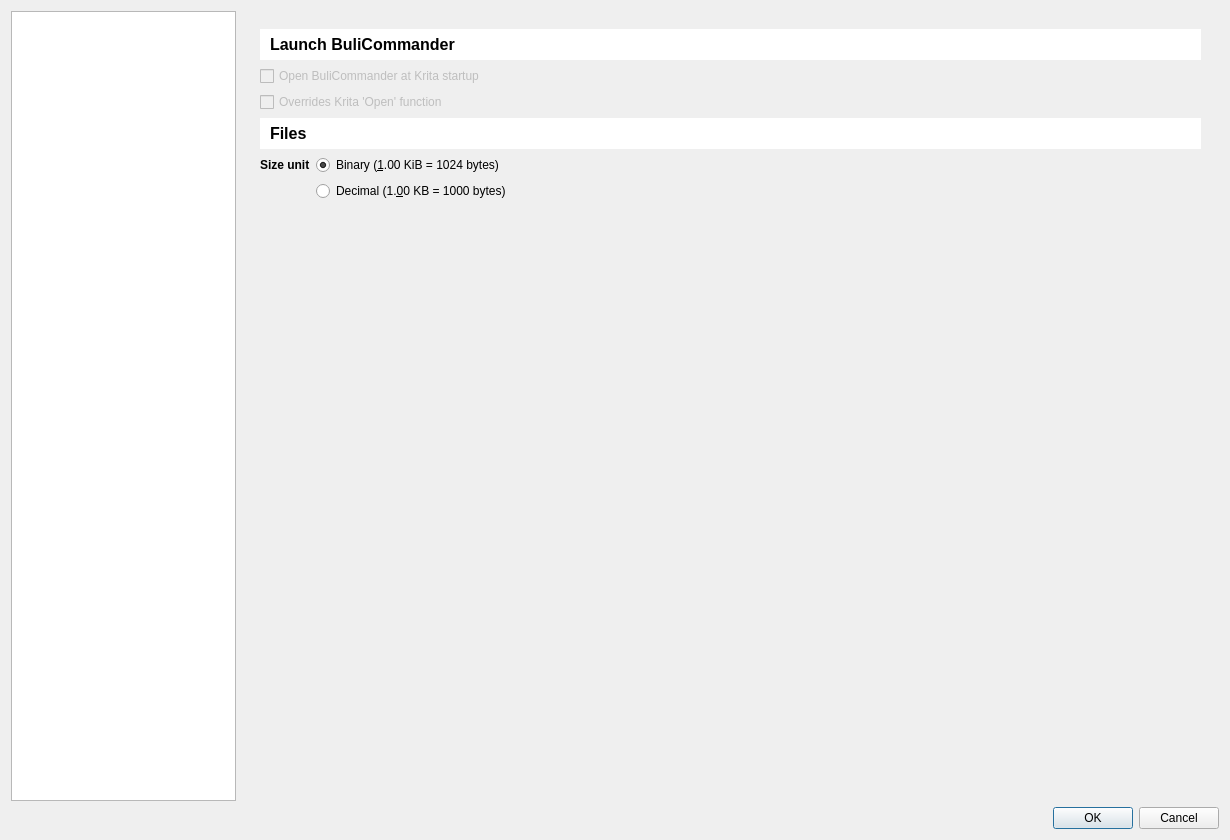
Qt form bulicommander/bulicommander/bc/resources/bcsettings.ui (Grum999/BuliCommander) before a commit.
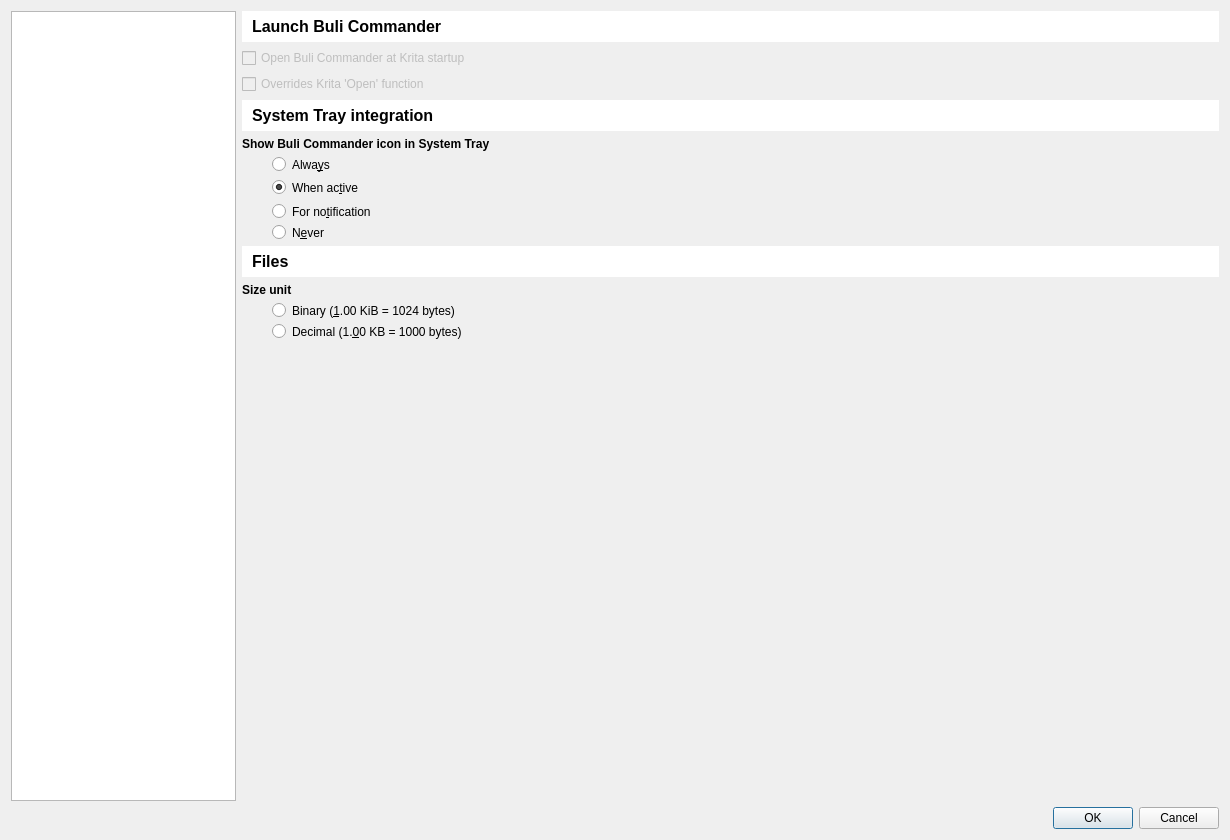
The same form after that commit. The open tabs and pages were chosen to show the change. Icons and pictures are not drawn. Custom widgets are drawn as their Qt base class.

Commit message:
Improve notification system
. Replace BCNotifier by BCSysTray as notifier is more related to systray
. Work with an instancied object instead of static methods
. Add SysTray configuration to BC settings
  Also reorganise some code in settings ui code
. Improve uiController initialisation & starting state

Diff of the .ui file:
```diff
--- a/bulicommander/bulicommander/bc/resources/bcsettings.ui
+++ b/bulicommander/bulicommander/bc/resources/bcsettings.ui
@@ -84,6 +84,18 @@
        </property>
        <widget class="QWidget" name="pageCatGeneral">
         <layout class="QVBoxLayout" name="verticalLayout">
+         <property name="leftMargin">
+          <number>0</number>
+         </property>
+         <property name="topMargin">
+          <number>0</number>
+         </property>
+         <property name="rightMargin">
+          <number>0</number>
+         </property>
+         <property name="bottomMargin">
+          <number>0</number>
+         </property>
          <item>
           <widget class="QScrollArea" name="scrollArea_2">
            <property name="frameShape">
@@ -100,28 +112,24 @@
              <rect>
               <x>0</x>
               <y>0</y>
-              <width>413</width>
-              <height>242</height>
+              <width>985</width>
+              <height>787</height>
              </rect>
             </property>
-            <layout class="QFormLayout" name="formLayout_2">
-             <item row="2" column="0" colspan="2">
-              <widget class="QCheckBox" name="cbCGLaunchOpenBC">
-               <property name="enabled">
-                <bool>false</bool>
-               </property>
-               <property name="toolTip">
-                <string>If checked, open automatically Buli Commander interface when Krita is started</string>
-               </property>
-               <property name="statusTip">
-                <string>If checked, open automatically Buli Commander interface when Krita is started</string>
-               </property>
-               <property name="text">
-                <string>Open BuliCommander at Krita startup</string>
-               </property>
-              </widget>
-             </item>
-             <item row="4" column="0" colspan="2">
+            <layout class="QGridLayout" name="gridLayout">
+             <property name="leftMargin">
+              <number>0</number>
+             </property>
+             <property name="topMargin">
+              <number>0</number>
+             </property>
+             <property name="rightMargin">
+              <number>0</number>
+             </property>
+             <property name="bottomMargin">
+              <number>0</number>
+             </property>
+             <item row="9" column="0" colspan="3">
               <widget class="QLabel" name="label_7">
                <property name="font">
                 <font>
@@ -136,9 +144,31 @@
                <property name="text">
                 <string>Files</string>
                </property>
+               <property name="margin">
+                <number>4</number>
+               </property>
               </widget>
              </item>
-             <item row="5" column="0">
+             <item row="6" column="0">
+              <widget class="QRadioButton" name="rbCGSysTrayWhenActive">
+               <property name="toolTip">
+                <string>&lt;html&gt;&lt;head/&gt;&lt;body&gt;&lt;p&gt;Display &lt;span style=&quot; font-style:italic;&quot;&gt;Buli Commander&lt;/span&gt; icon in Sytem Tray only if &lt;span style=&quot; font-style:italic;&quot;&gt;Buli Commander&lt;/span&gt; is opened.&lt;/p&gt;&lt;p&gt;Icon is removed when &lt;span style=&quot; font-style:italic;&quot;&gt;Buli Commander&lt;/span&gt; window is closed. &lt;/p&gt;&lt;/body&gt;&lt;/html&gt;</string>
+               </property>
+               <property name="styleSheet">
+                <string notr="true">padding-left: 30px</string>
+               </property>
+               <property name="text">
+                <string>When ac&amp;tive</string>
+               </property>
+               <property name="checked">
+                <bool>true</bool>
+               </property>
+               <attribute name="buttonGroup">
+                <string notr="true">buttonGroupGenSysTray</string>
+               </attribute>
+              </widget>
+             </item>
+             <item row="10" column="0">
               <widget class="QLabel" name="label_8">
                <property name="font">
                 <font>
@@ -151,7 +181,20 @@
                </property>
               </widget>
              </item>
-             <item row="5" column="1">
+             <item row="4" column="0" colspan="2">
+              <widget class="QLabel" name="label_16">
+               <property name="font">
+                <font>
+                 <weight>75</weight>
+                 <bold>true</bold>
+                </font>
+               </property>
+               <property name="text">
+                <string>Show Buli Commander icon in System Tray</string>
+               </property>
+              </widget>
+             </item>
+             <item row="11" column="0">
               <widget class="QRadioButton" name="rbCGFileUnitBinary">
                <property name="toolTip">
                 <string>Display files size with binary unit</string>
@@ -159,28 +202,88 @@
                <property name="statusTip">
                 <string>Display files size with binary unit</string>
                </property>
+               <property name="styleSheet">
+                <string notr="true">padding-left: 30px</string>
+               </property>
                <property name="text">
                 <string>Binary (&amp;1.00 KiB = 1024 bytes)</string>
                </property>
                <property name="checked">
-                <bool>true</bool>
+                <bool>false</bool>
                </property>
               </widget>
              </item>
-             <item row="6" column="1">
-              <widget class="QRadioButton" name="rbCGFileUnitDecimal">
+             <item row="13" column="2">
+              <spacer name="verticalSpacer">
+               <property name="orientation">
+                <enum>Qt::Vertical</enum>
+               </property>
+               <property name="sizeHint" stdset="0">
+                <size>
+                 <width>20</width>
+                 <height>40</height>
+                </size>
+               </property>
+              </spacer>
+             </item>
+             <item row="8" column="0">
+              <widget class="QRadioButton" name="rbCGSysTrayNever">
                <property name="toolTip">
-                <string>Display files size with decimal unit</string>
+                <string>&lt;html&gt;&lt;head/&gt;&lt;body&gt;&lt;p&gt;Never display &lt;span style=&quot; font-style:italic;&quot;&gt;Buli Commander&lt;/span&gt; icon in Sytem Tray, never.&lt;/p&gt;&lt;/body&gt;&lt;/html&gt;</string>
+               </property>
+               <property name="styleSheet">
+                <string notr="true">padding-left: 30px</string>
+               </property>
+               <property name="text">
+                <string>N&amp;ever</string>
+               </property>
+               <attribute name="buttonGroup">
+                <string notr="true">buttonGroupGenSysTray</string>
+               </attribute>
+              </widget>
+             </item>
+             <item row="1" column="0" colspan="3">
+              <widget class="QCheckBox" name="cbCGLaunchOpenBC">
+               <property name="enabled">
+                <bool>false</bool>
+               </property>
+               <property name="toolTip">
+                <string>&lt;html&gt;&lt;head/&gt;&lt;body&gt;&lt;p&gt;If checked, open automatically Buli Commander interface when Krita is started&lt;/p&gt;&lt;p&gt;&lt;br/&gt;&lt;/p&gt;&lt;p&gt;Note: &lt;/p&gt;&lt;p&gt;- Due to technical reason, this option is only available from Krita 5.0.0&lt;/p&gt;&lt;p&gt;&lt;br/&gt;&lt;/p&gt;&lt;/body&gt;&lt;/html&gt;</string>
                </property>
                <property name="statusTip">
                 <string>Display files size with decimal unit</string>
                </property>
                <property name="text">
-                <string>Decimal (1.&amp;00 KB = 1000 bytes)</string>
+                <string>Open Buli Commander at Krita startup</string>
                </property>
               </widget>
              </item>
-             <item row="3" column="0" colspan="2">
+             <item row="4" column="2" rowspan="5">
+              <widget class="QLabel" name="lblBuliIcon">
+               <property name="sizePolicy">
+                <sizepolicy hsizetype="Maximum" vsizetype="Preferred">
+                 <horstretch>0</horstretch>
+                 <verstretch>0</verstretch>
+                </sizepolicy>
+               </property>
+               <property name="toolTip">
+                <string>&lt;html&gt;&lt;head/&gt;&lt;body&gt;&lt;p&gt;Hey!!&lt;/p&gt;&lt;p&gt;&lt;br/&gt;This very cool icon will be used if you activate System Tray for &lt;span style=&quot; font-style:italic;&quot;&gt;Buli Commander&lt;/span&gt;.&lt;/p&gt;&lt;p&gt;&lt;br/&gt;&lt;/p&gt;&lt;p&gt;&lt;span style=&quot; font-style:italic;&quot;&gt;Functionalities with System Tray will be improved/completed later...&lt;/span&gt;&lt;br/&gt;&lt;/p&gt;&lt;/body&gt;&lt;/html&gt;</string>
+               </property>
+               <property name="text">
+                <string/>
+               </property>
+               <property name="pixmap">
+                <pixmap resource="dark_icons.qrc">:/buli/buli-rounded-border</pixmap>
+               </property>
+               <property name="alignment">
+                <set>Qt::AlignRight|Qt::AlignTop|Qt::AlignTrailing</set>
+               </property>
+               <property name="margin">
+                <number>16</number>
+               </property>
+              </widget>
+             </item>
+             <item row="2" column="0" colspan="3">
               <widget class="QCheckBox" name="cbCGLaunchReplaceOpenDb">
                <property name="enabled">
                 <bool>false</bool>
@@ -196,7 +299,91 @@
                </property>
               </widget>
              </item>
-             <item row="1" column="0" colspan="2">
+             <item row="7" column="0">
+              <widget class="QRadioButton" name="rbCGSysTrayNotification">
+               <property name="toolTip">
+                <string>&lt;html&gt;&lt;head/&gt;&lt;body&gt;&lt;p&gt;Display &lt;span style=&quot; font-style:italic;&quot;&gt;Buli Commander&lt;/span&gt; icon in Sytem Tray only when a notification message is displayed.&lt;/p&gt;&lt;p&gt;In this case, icon is briefly displayed (~5s). &lt;/p&gt;&lt;/body&gt;&lt;/html&gt;</string>
+               </property>
+               <property name="styleSheet">
+                <string notr="true">padding-left: 30px</string>
+               </property>
+               <property name="text">
+                <string>For no&amp;tification</string>
+               </property>
+               <attribute name="buttonGroup">
+                <string notr="true">buttonGroupGenSysTray</string>
+               </attribute>
+              </widget>
+             </item>
+             <item row="3" column="0" colspan="3">
+              <widget class="QLabel" name="label_15">
+               <property name="font">
+                <font>
+                 <pointsize>12</pointsize>
+                 <weight>75</weight>
+                 <bold>true</bold>
+                </font>
+               </property>
+               <property name="styleSheet">
+                <string notr="true">background-color: palette(light);padding: 6;</string>
+               </property>
+               <property name="text">
+                <string>System Tray integration</string>
+               </property>
+               <property name="margin">
+                <number>4</number>
+               </property>
+              </widget>
+             </item>
+             <item row="12" column="0">
+              <widget class="QRadioButton" name="rbCGFileUnitDecimal">
+               <property name="toolTip">
+                <string>Display files size with decimal unit</string>
+               </property>
+               <property name="statusTip">
+                <string>Display files size with decimal unit</string>
+               </property>
+               <property name="styleSheet">
+                <string notr="true">padding-left: 30px</string>
+               </property>
+               <property name="text">
+                <string>Decimal (1.&amp;00 KB = 1000 bytes)</string>
+               </property>
+              </widget>
+             </item>
+             <item row="5" column="0">
+              <widget class="QRadioButton" name="rbCGSysTrayAlways">
+               <property name="toolTip">
+                <string>&lt;html&gt;&lt;head/&gt;&lt;body&gt;&lt;p&gt;Always display &lt;span style=&quot; font-style:italic;&quot;&gt;Buli Commander&lt;/span&gt; icon in Sytem Tray, even when &lt;span style=&quot; font-style:italic;&quot;&gt;Buli Commander&lt;/span&gt; interface is closed. &lt;/p&gt;&lt;p&gt;&lt;br/&gt;Note: &lt;/p&gt;&lt;p&gt;- With Krita &amp;gt;= 5.0.0, icon is visible at Krita's startup&lt;/p&gt;&lt;p&gt;- With Krita &amp;lt; 5.0.0, icon is visible after a first execution of &lt;span style=&quot; font-style:italic;&quot;&gt;Buli Commander&lt;/span&gt;&lt;/p&gt;&lt;/body&gt;&lt;/html&gt;</string>
+               </property>
+               <property name="styleSheet">
+                <string notr="true">padding-left: 30px</string>
+               </property>
+               <property name="text">
+                <string>Alwa&amp;ys</string>
+               </property>
+               <attribute name="buttonGroup">
+                <string notr="true">buttonGroupGenSysTray</string>
+               </attribute>
+              </widget>
+             </item>
+             <item row="6" column="1">
+              <spacer name="horizontalSpacer_2">
+               <property name="orientation">
+                <enum>Qt::Horizontal</enum>
+               </property>
+               <property name="sizeType">
+                <enum>QSizePolicy::MinimumExpanding</enum>
+               </property>
+               <property name="sizeHint" stdset="0">
+                <size>
+                 <width>40</width>
+                 <height>20</height>
+                </size>
+               </property>
+              </spacer>
+             </item>
+             <item row="0" column="0" colspan="3">
               <widget class="QLabel" name="label_14">
                <property name="font">
                 <font>
@@ -209,7 +396,10 @@
                 <string notr="true">background-color: palette(light);padding: 6;</string>
                </property>
                <property name="text">
-                <string>Launch BuliCommander</string>
+                <string>Launch Buli Commander</string>
+               </property>
+               <property name="margin">
+                <number>4</number>
                </property>
               </widget>
              </item>
```
Left out of the diff: 302 changed lines with no effect on the pictures. The commit also changes 5 other files.
